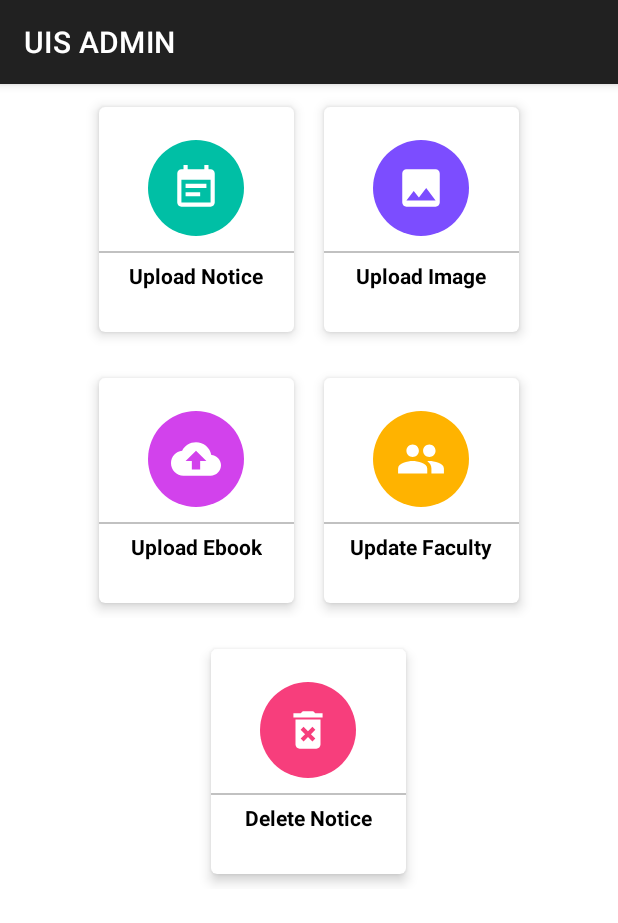
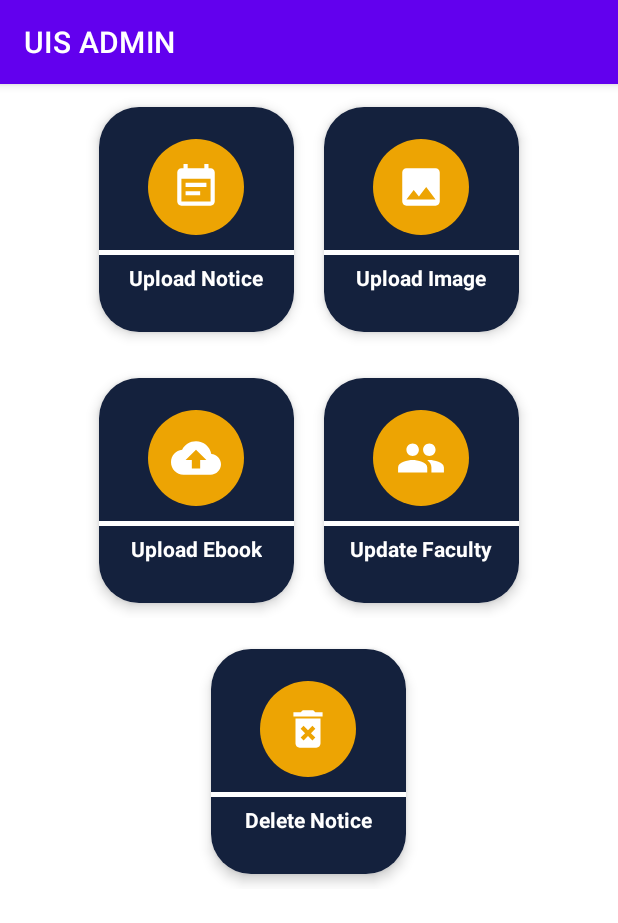
Before and after one commit to aryan7137/UIS_ADMIN_APP, an Android app: the screen it shows after launch (MainActivity), on a phone screen of 412 x 824 dp. Shown: the top 923 px of the screen. Run offline under Robolectric (Android 15) with nearby library versions, the phone set to English and light mode, and no system bars.

Commit message:
ADMIN APP COMPLETED DESIGN UPGRADATION

```diff
--- /dev/null
+++ b/app/src/main/res/drawable/rounded_button_background.xml
@@ -0,0 +1,5 @@
+<?xml version="1.0" encoding="utf-8"?>
+<shape xmlns:android="http://schemas.android.com/apk/res/android">
+    <solid android:color="@color/bg_black" /> <!-- Button background color -->
+    <corners android:radius="12dp" /> <!-- Radius determines the curvature of corners -->
+</shape>
--- a/app/src/main/res/layout/activity_add_teacher.xml
+++ b/app/src/main/res/layout/activity_add_teacher.xml
@@ -4,7 +4,8 @@
     xmlns:tools="http://schemas.android.com/tools"
     android:layout_width="match_parent"
     android:layout_height="match_parent"
-    tools:context=".faculty.AddTeacher">
+    tools:context=".faculty.AddTeacher"
+    android:padding="20dp">
 
     <LinearLayout
         android:layout_width="match_parent"
@@ -91,6 +92,7 @@
             android:layout_width="match_parent"
             android:layout_height="wrap_content"
             android:text="Add Teacher"
+            android:background="@drawable/rounded_button_background"
             android:layout_marginTop="16dp"
             android:textAllCaps="false"
             android:id="@+id/addTeacherBtn"/>
--- a/app/src/main/res/layout/activity_add_teacher2.xml
+++ b/app/src/main/res/layout/activity_add_teacher2.xml
@@ -9,7 +9,8 @@
     <LinearLayout
         android:layout_width="match_parent"
         android:layout_height="match_parent"
-        android:orientation="vertical">
+        android:orientation="vertical"
+        android:padding="20dp">
 
         <de.hdodenhof.circleimageview.CircleImageView
             android:id="@+id/addTeacherImage"
@@ -91,6 +92,7 @@
             android:layout_height="wrap_content"
             android:id="@+id/addTeacherBtn"
             android:text="Add Teacher"
+            android:background="@drawable/rounded_button_background"
             android:layout_marginTop="16dp"
             android:textAllCaps="false"/>
 
--- a/app/src/main/res/layout/activity_delete_notice.xml
+++ b/app/src/main/res/layout/activity_delete_notice.xml
@@ -9,7 +9,11 @@
     <androidx.recyclerview.widget.RecyclerView
         android:id="@+id/deletNoticeRecycler"
         android:layout_width="match_parent"
-        android:layout_height="match_parent"/>
+        android:layout_height="match_parent"
+        android:layout_marginTop="5dp"
+        android:layout_marginBottom="5dp"
+        android:layout_marginLeft="8dp"
+        android:layout_marginRight="8dp"/>
 
     <ProgressBar
         android:layout_width="wrap_content"
--- a/app/src/main/res/layout/activity_main.xml
+++ b/app/src/main/res/layout/activity_main.xml
@@ -19,27 +19,29 @@
             android:layout_width="130dp"
             android:layout_height="150dp"
             android:layout_margin="10dp"
-            app:cardElevation="5dp">
+            app:cardElevation="5dp"
+            app:cardCornerRadius="40px">
 
             <LinearLayout
                 android:layout_width="match_parent"
                 android:layout_height="match_parent"
                 android:gravity="center"
+                android:background="@color/bg_black"
                 android:orientation="vertical">
 
                 <ImageView
                     android:layout_width="64dp"
                     android:layout_height="64dp"
-                    android:background="@drawable/circle_green"
+                    android:background="@drawable/circle_yellow"
                     android:importantForAccessibility="no"
                     android:padding="15dp"
                     android:src="@drawable/ic_notice" />
 
                 <View
                     android:layout_width="match_parent"
-                    android:layout_height="1dp"
+                    android:layout_height="3dp"
                     android:layout_marginTop="10dp"
-                    android:background="@color/lightGray" />
+                    android:background="@color/white" />
 
                 <TextView
                     android:layout_width="wrap_content"
@@ -47,7 +49,7 @@
                     android:layout_margin="5dp"
                     android:layout_marginTop="10dp"
                     android:text="Upload Notice"
-                    android:textColor="@color/textColor"
+                    android:textColor="@color/white"
                     android:textStyle="bold" />
 
             </LinearLayout>
@@ -59,27 +61,29 @@
             android:layout_width="130dp"
             android:layout_height="150dp"
             android:layout_margin="10dp"
-            app:cardElevation="5dp">
+            app:cardElevation="5dp"
+            app:cardCornerRadius="40px">
 
             <LinearLayout
                 android:layout_width="match_parent"
                 android:layout_height="match_parent"
                 android:gravity="center"
+                android:background="@color/bg_black"
                 android:orientation="vertical">
 
                 <ImageView
                     android:layout_width="64dp"
                     android:layout_height="64dp"
-                    android:background="@drawable/circle_purple"
+                    android:background="@drawable/circle_yellow"
                     android:importantForAccessibility="no"
                     android:padding="15dp"
                     android:src="@drawable/ic_gallery" />
 
                 <View
                     android:layout_width="match_parent"
-                    android:layout_height="1dp"
+                    android:layout_height="3dp"
                     android:layout_marginTop="10dp"
-                    android:background="@color/lightGray" />
+                    android:background="@color/white" />
 
                 <TextView
                     android:layout_width="wrap_content"
@@ -87,7 +91,7 @@
                     android:layout_margin="5dp"
                     android:layout_marginTop="10dp"
                     android:text="Upload Image"
-                    android:textColor="@color/textColor"
+                    android:textColor="@color/white"
                     android:textStyle="bold" />
 
             </LinearLayout>
@@ -108,27 +112,29 @@
             android:layout_width="130dp"
             android:layout_height="150dp"
             android:layout_margin="10dp"
-            app:cardElevation="5dp">
+            app:cardElevation="5dp"
+            app:cardCornerRadius="40px">
 
             <LinearLayout
                 android:layout_width="match_parent"
                 android:layout_height="match_parent"
                 android:gravity="center"
+                android:background="@color/bg_black"
                 android:orientation="vertical">
 
                 <ImageView
                     android:layout_width="64dp"
                     android:layout_height="64dp"
-                    android:background="@drawable/circle_pink"
+                    android:background="@drawable/circle_yellow"
                     android:importantForAccessibility="no"
                     android:padding="15dp"
                     android:src="@drawable/ic_upload" />
 
                 <View
                     android:layout_width="match_parent"
-                    android:layout_height="1dp"
+                    android:layout_height="3dp"
                     android:layout_marginTop="10dp"
-                    android:background="@color/lightGray" />
+                    android:background="@color/white" />
 
                 <TextView
                     android:layout_width="wrap_content"
@@ -136,7 +142,7 @@
                     android:layout_margin="5dp"
                     android:layout_marginTop="10dp"
                     android:text="Upload Ebook"
-                    android:textColor="@color/textColor"
+                    android:textColor="@color/white"
                     android:textStyle="bold" />
 
             </LinearLayout>
@@ -148,12 +154,14 @@
             android:layout_width="130dp"
             android:layout_height="150dp"
             android:layout_margin="10dp"
-            app:cardElevation="5dp">
+            app:cardElevation="5dp"
+            app:cardCornerRadius="40px">
 
             <LinearLayout
                 android:layout_width="match_parent"
                 android:layout_height="match_parent"
                 android:gravity="center"
+                android:background="@color/bg_black"
                 android:orientation="vertical">
 
                 <ImageView
@@ -166,9 +174,9 @@
 
                 <View
                     android:layout_width="match_parent"
-                    android:layout_height="1dp"
+                    android:layout_height="3dp"
                     android:layout_marginTop="10dp"
-                    android:background="@color/lightGray" />
+                    android:background="@color/white" />
 
                 <TextView
                     android:layout_width="wrap_content"
@@ -176,7 +184,7 @@
                     android:layout_margin="5dp"
                     android:layout_marginTop="10dp"
                     android:text="Update Faculty"
-                    android:textColor="@color/textColor"
+                    android:textColor="@color/white"
                     android:textStyle="bold" />
 
             </LinearLayout>
@@ -197,27 +205,29 @@
             android:layout_width="130dp"
             android:layout_height="150dp"
             android:layout_margin="10dp"
-            app:cardElevation="5dp">
+            app:cardElevation="5dp"
+            app:cardCornerRadius="40px">
 
             <LinearLayout
                 android:layout_width="match_parent"
                 android:layout_height="match_parent"
                 android:gravity="center"
+                android:background="@color/bg_black"
                 android:orientation="vertical">
 
                 <ImageView
                     android:layout_width="64dp"
                     android:layout_height="64dp"
-                    android:background="@drawable/circle_red"
+                    android:background="@drawable/circle_yellow"
                     android:importantForAccessibility="no"
                     android:padding="15dp"
                     android:src="@drawable/ic_delete" />
 
                 <View
                     android:layout_width="match_parent"
-                    android:layout_height="1dp"
+                    android:layout_height="3dp"
                     android:layout_marginTop="10dp"
-                    android:background="@color/lightGray" />
+                    android:background="@color/white" />
 
                 <TextView
                     android:layout_width="wrap_content"
@@ -225,7 +235,7 @@
                     android:layout_margin="5dp"
                     android:layout_marginTop="10dp"
                     android:text="Delete Notice"
-                    android:textColor="@color/textColor"
+                    android:textColor="@color/white"
                     android:textStyle="bold" />
 
             </LinearLayout>
--- a/app/src/main/res/layout/activity_update_teacher.xml
+++ b/app/src/main/res/layout/activity_update_teacher.xml
@@ -70,6 +70,7 @@
             android:layout_height="wrap_content"
             android:layout_weight="1"
             android:text="Update"
+            android:background="@drawable/rounded_button_background"
             android:textAllCaps="false"
             android:layout_marginRight="8dp"
             android:id="@+id/updateTeacherBtn" />
@@ -79,6 +80,7 @@
             android:layout_height="wrap_content"
             android:layout_weight="1"
             android:text="Delete"
+            android:background="@drawable/rounded_button_background"
             android:layout_marginLeft="8dp"
             android:textAllCaps="false"
             android:id="@+id/deleteTeacherBtn" />
--- a/app/src/main/res/values/colors.xml
+++ b/app/src/main/res/values/colors.xml
@@ -1,17 +1,19 @@
 <?xml version="1.0" encoding="utf-8"?>
 <resources>
-    <color name="black">#FF000000</color>
+    <color name="purple_200">#FFBB86FC</color>
+    <color name="purple_500">#FF6200EE</color>
+    <color name="purple_700">#FF3700B3</color>
+    <color name="teal_200">#FF03DAC5</color>
+    <color name="teal_700">#FF018786</color>
+    <color name="black">#FF000000</color>+
     <color name="white">#FFFFFFFF</color>
 
-    <color name="colorPrimary">#02776d</color>
-    <color name="colorPrimaryDark">#904c8c</color>
-    <color name="colorAccent">#0277bd</color>
-
-    <color name="textColor">#000000</color>
+    <color name="textColor">#121212</color>
     <color name="deeppurple">#7c4dff</color>
-    <color name="yellow">#ffb300</color>
+    <color name="yellow">#EDA403</color>
     <color name="green1">#00bfa5</color>
     <color name="pink">#D242EC</color>
+    <color name="bg_black">#14213D</color>
     <color name="red2">#F73E7C</color>
     <color name="lightGray">#c1c1c1</color>
 </resources>
--- a/app/src/main/res/values/themes.xml
+++ b/app/src/main/res/values/themes.xml
@@ -1,8 +1,17 @@
 <resources xmlns:tools="http://schemas.android.com/tools">
     <!-- Base application theme. -->
     <style name="Base.Theme.UISADMIN" parent="Theme.MaterialComponents.Light.DarkActionBar">
-        <!-- Customize your light theme here. -->
-        <!-- <item name="colorPrimary">@color/my_light_primary</item> -->
+        <!-- Primary brand color. -->
+        <item name="colorPrimary">@color/purple_500</item>
+        <item name="colorPrimaryVariant">@color/purple_700</item>
+        <item name="colorOnPrimary">@color/white</item>
+        <!-- Secondary brand color. -->
+        <item name="colorSecondary">@color/teal_200</item>
+        <item name="colorSecondaryVariant">@color/teal_700</item>
+        <item name="colorOnSecondary">@color/black</item>
+        <!-- Status bar color. -->
+        <item name="android:statusBarColor" tools:targetApi="l">?attr/colorPrimaryVariant</item>
+        <!-- Customize your theme here. -->
     </style>
 
     <style name="Theme.UISADMIN" parent="Base.Theme.UISADMIN" />
--- a/build.gradle.kts
+++ b/build.gradle.kts
@@ -5,6 +5,6 @@ buildscript {
 }
 // Top-level build file where you can add configuration options common to all sub-projects/modules.
 plugins {
-    id("com.android.application") version "8.2.0" apply false
+    id("com.android.application") version "8.2.1" apply false
     id("com.google.gms.google-services") version "4.3.15" apply false
 }
```
Also changed, not shown: app/src/main/res/drawable/spinner_background.xml (added, +8 -0 lines), app/src/main/res/layout/activity_update_faculty2.xml (+9 -6 lines), app/src/main/res/layout/activity_upload_image.xml (+9 -7 lines), app/src/main/res/layout/activity_upload_notice.xml (+10 -7 lines), app/src/main/res/layout/activity_upload_pdf_acticvty.xml (+9 -6 lines), app/src/main/res/layout/faculty_item_layout.xml (+15 -5 lines), app/src/main/res/layout/newsfeed_item_layout.xml (+14 -6 lines), app/src/main/res/values-night/themes.xml (+13 -4 lines).
